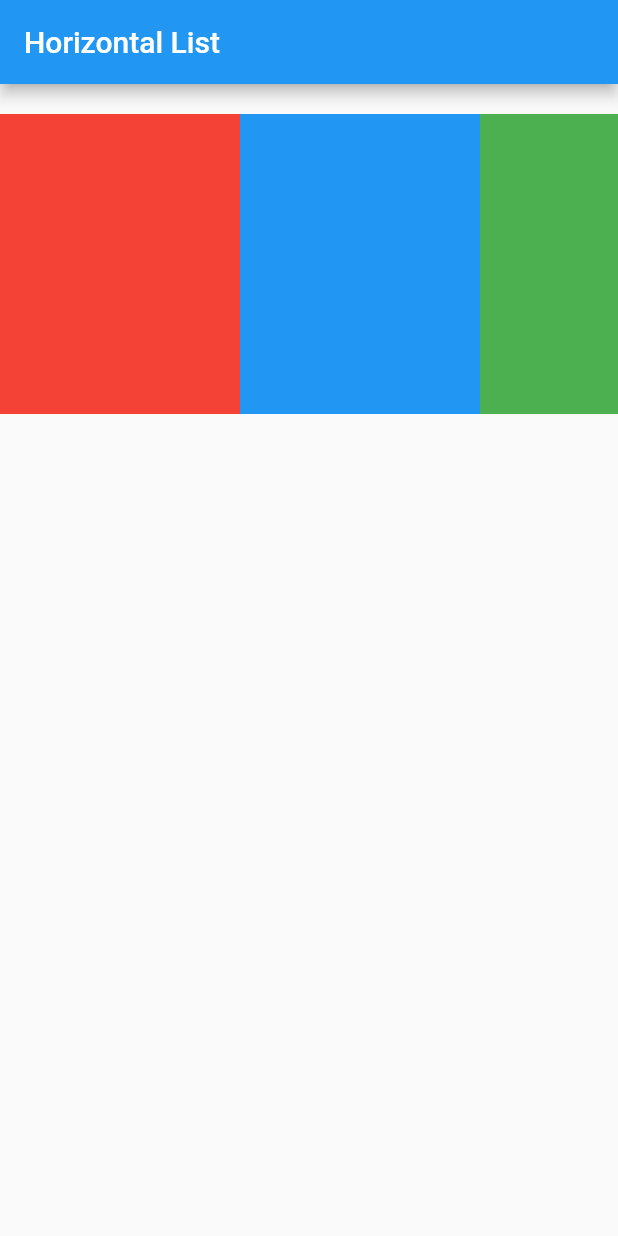
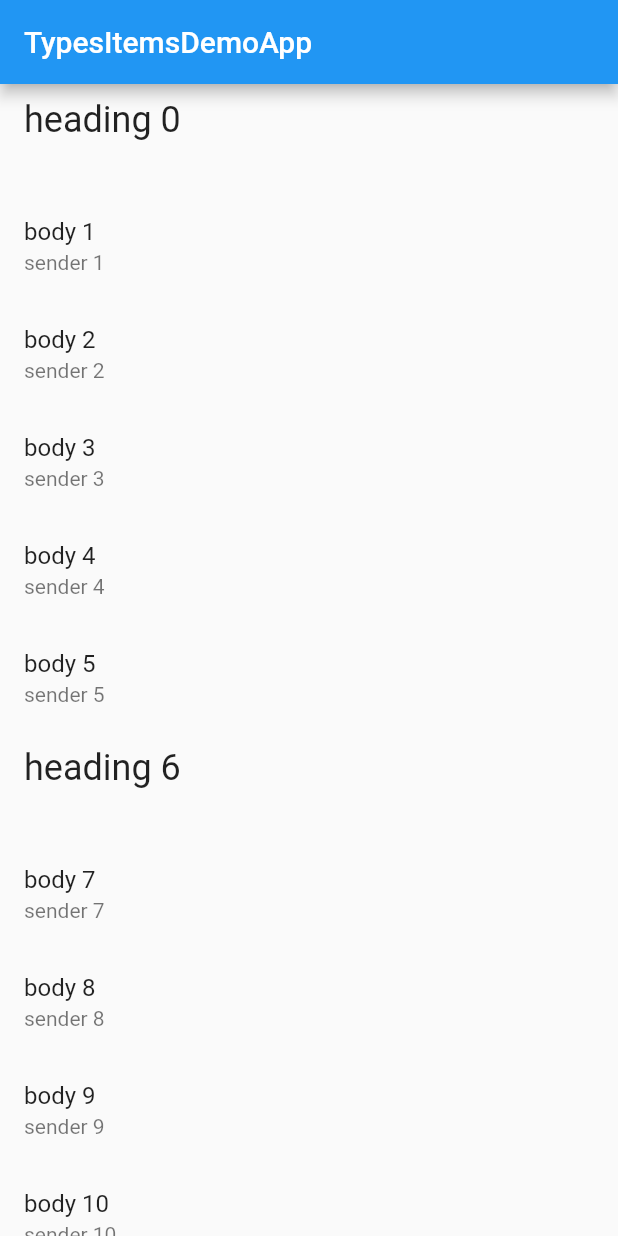
Before and after one commit to zhoucs624/flutter_demo, a Flutter app: the screen it shows after launch, on a phone screen of 412 x 824 dp. Run offline on Flutter 3.47's test engine with Material 2 defaults, Android fonts, the phone set to English and light mode, and no system bars.

Commit message:
feat: done the lesson 13 of gridView and lesson 14 of types of items :tada:

```diff
--- /dev/null
+++ b/lib/lesson14_types_items_demo.dart
@@ -0,0 +1,73 @@
+import 'package:flutter/material.dart';
+
+abstract class ListItem {
+  Widget buildTitle(BuildContext context);
+
+  Widget buildSubTitle(BuildContext context);
+}
+
+class HeadingItem implements ListItem {
+  final String heading;
+
+  HeadingItem(this.heading);
+
+  @override
+  Widget buildSubTitle(BuildContext context) => const SizedBox.shrink();
+
+  @override
+  Widget buildTitle(BuildContext context) {
+    return Text(
+      heading,
+      style: Theme.of(context).textTheme.headlineSmall,
+    );
+  }
+}
+
+class MessageItem implements ListItem {
+  final String sender;
+  final String body;
+
+  MessageItem(this.sender, this.body);
+
+  @override
+  Widget buildSubTitle(BuildContext context) {
+    return Text(sender);
+  }
+
+  @override
+  Widget buildTitle(BuildContext context) {
+    return Text(body);
+  }
+}
+
+class Lesson14TypesItemsDemoApp extends StatelessWidget {
+  Lesson14TypesItemsDemoApp({super.key});
+
+  final items = List<ListItem>.generate(
+      1000,
+      (index) => index % 6 == 0
+          ? HeadingItem('heading $index')
+          : MessageItem('sender $index', 'body $index'));
+
+  @override
+  Widget build(BuildContext context) {
+    const title = 'TypesItemsDemoApp';
+
+    return MaterialApp(
+      title: title,
+      home: Scaffold(
+          appBar: AppBar(title: const Text(title)),
+          body: ListView.builder(
+            itemCount: items.length,
+            itemBuilder: (context, index) {
+              final item = items[index];
+
+              return ListTile(
+                title: item.buildTitle(context),
+                subtitle: item.buildSubTitle(context),
+              );
+            },
+          )),
+    );
+  }
+}
```
Also changed, not shown: lib/lesson13_grid_view_demo.dart (added, +29 -0 lines), lib/main.dart (+5 -3 lines).
